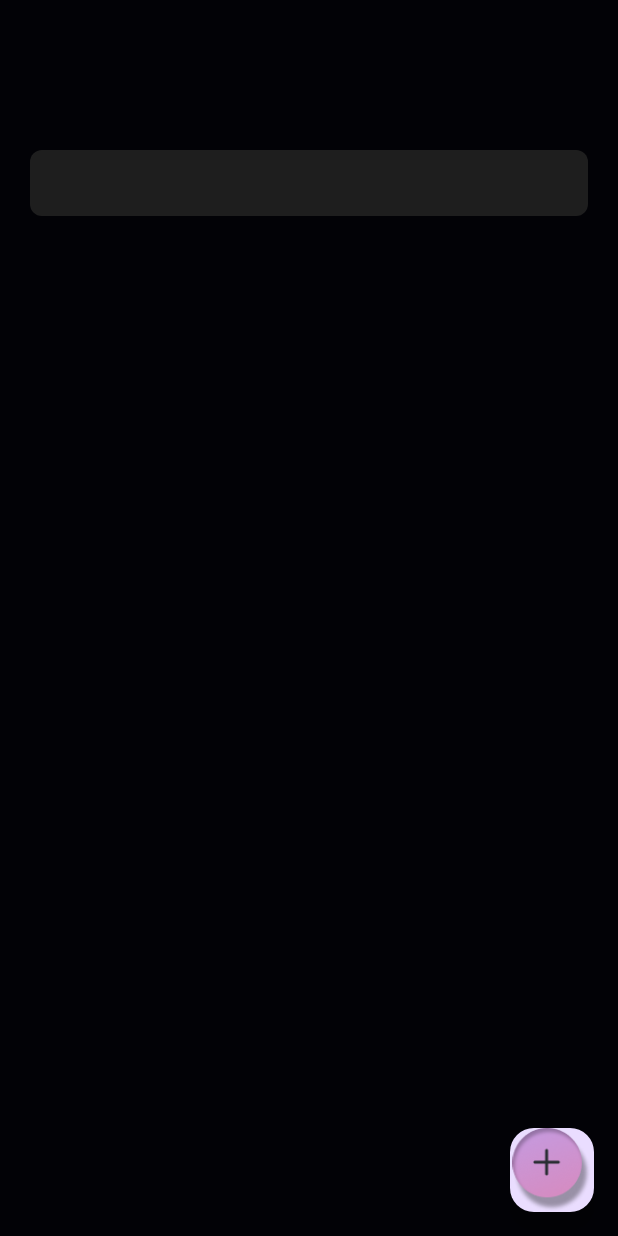
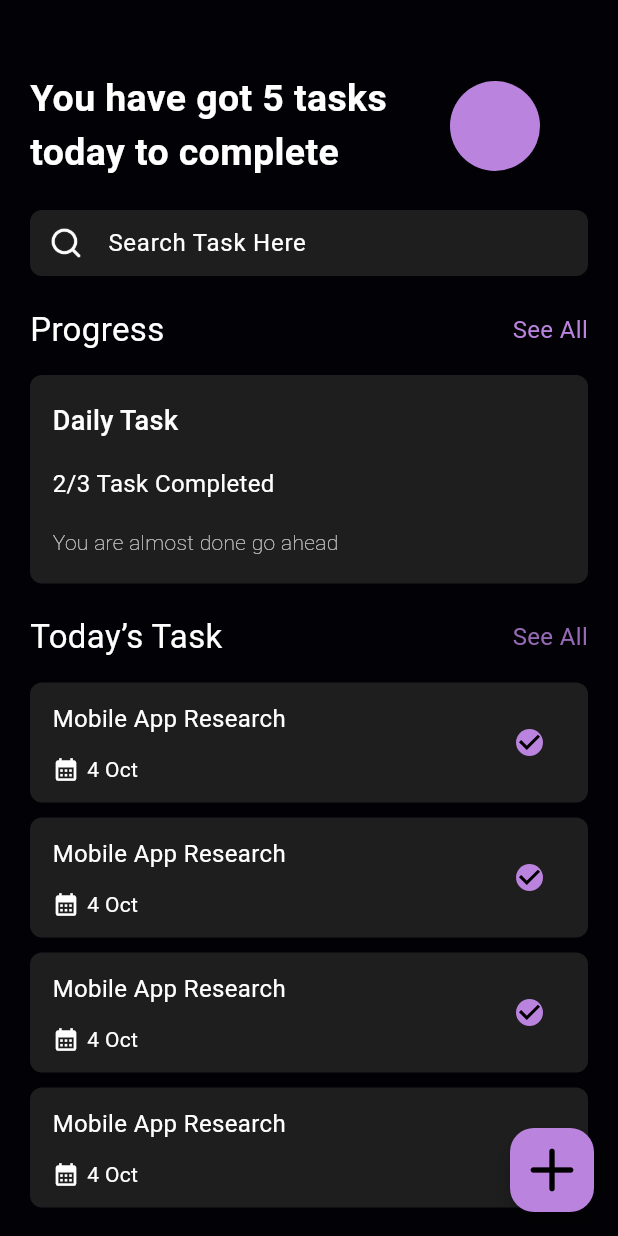
Before and after one commit to Rarewolves/task_app, a Flutter app: the screen it shows after launch, on a phone screen of 412 x 824 dp. Run offline on Flutter 3.47's test engine with Material 3 defaults, Android fonts, the phone set to English and light mode, and no system bars.

Commit message:
second commit

```diff
--- a/lib/utils/colorconstant/colorconstant.dart
+++ b/lib/utils/colorconstant/colorconstant.dart
@@ -1,4 +1,6 @@
 import 'dart:ui';
+
+import 'package:flutter/material.dart';
 
 class ColorConstant {
   static Color primaryblack = Color(0xFF000000);
--- a/lib/utils/iconconstant/iconconstant.dart
+++ b/lib/utils/iconconstant/iconconstant.dart
@@ -0,0 +1,4 @@
+class IconConstant {
+  static String search = "assets/icons/search.png";
+  static String Add = "assets/icons/plus.png";
+}
--- a/lib/utils/imageconstant/imageconstant.dart
+++ b/lib/utils/imageconstant/imageconstant.dart
@@ -1,3 +1 @@
-class ImageConstant {
-  static String buttonImage = "assets/images/round of task.png";
-}
+class ImageConstant {}
--- a/lib/utils/textconstant/textconstant.dart
+++ b/lib/utils/textconstant/textconstant.dart
@@ -5,24 +5,39 @@ class TextConstant {
   static var title = TextStyle(
       fontSize: 25,
       fontWeight: FontWeight.w600,
-      height: 20,
-      letterSpacing: -0.5,
       color: ColorConstant.primarywhite);
   static var searchtitle = TextStyle(
       fontSize: 16,
       fontWeight: FontWeight.w400,
-      height: 19.36,
       color: ColorConstant.primarywhite);
   static var heading = TextStyle(
       fontSize: 22,
       fontWeight: FontWeight.w400,
-      height: 20,
-      letterSpacing: -0.5,
       color: ColorConstant.primarywhite);
   static var smallheading = TextStyle(
+      fontSize: 16, fontWeight: FontWeight.w400, color: ColorConstant.purple);
+  static var rowheading = TextStyle(
       fontSize: 16,
       fontWeight: FontWeight.w400,
-      height: 20,
-      letterSpacing: -0.5,
-      color: ColorConstant.purple);
+      color: ColorConstant.purple.withOpacity(0.8));
+  static var titlecontainerheading = TextStyle(
+      fontSize: 16,
+      fontWeight: FontWeight.w400,
+      color: ColorConstant.primarywhite);
+  static var subtitlecontainerheading = TextStyle(
+      fontSize: 14,
+      fontWeight: FontWeight.w400,
+      color: ColorConstant.primarywhite);
+  static var progresstitlecontainerheading = TextStyle(
+      fontSize: 18,
+      fontWeight: FontWeight.w500,
+      color: ColorConstant.primarywhite);
+  static var progresssubtitlecontainerheading = TextStyle(
+      fontSize: 16,
+      fontWeight: FontWeight.w400,
+      color: ColorConstant.primarywhite);
+  static var progresssubsubtitlecontainerheading = TextStyle(
+      fontSize: 14,
+      fontWeight: FontWeight.w200,
+      color: ColorConstant.primarywhite.withOpacity(0.8));
 }
--- a/lib/view/home_screen/home_screen.dart
+++ b/lib/view/home_screen/home_screen.dart
@@ -1,7 +1,9 @@
 import 'package:flutter/material.dart';
 import 'package:task_app/utils/colorconstant/colorconstant.dart';
+import 'package:task_app/utils/iconconstant/iconconstant.dart';
 import 'package:task_app/utils/imageconstant/imageconstant.dart';
 import 'package:task_app/utils/textconstant/textconstant.dart';
+import 'package:task_app/view/home_screen/widget/card_screen.dart';
 
 class HomeScreen extends StatelessWidget {
   const HomeScreen({super.key});
@@ -10,19 +12,46 @@ class HomeScreen extends StatelessWidget {
   Widget build(BuildContext context) {
     return Scaffold(
       backgroundColor: ColorConstant.scaffoldColor,
-      appBar: AppBar(
-        toolbarHeight: 80,
-        backgroundColor: ColorConstant.scaffoldColor,
-        title: Text(
-          """You have got 5 tasks
-today to complete""",
+//       appBar: AppBar(
+//         toolbarHeight: 100,
+//         backgroundColor: ColorConstant.scaffoldColor,
+//         title: Text(
+//           """You have got 5 tasks
+// today to complete""",
+//           style: TextConstant.title,
+//         ),
+//       ),
+      body: SafeArea(
+        child: Padding(
+          padding: const EdgeInsets.only(left: 20, top: 48, right: 20),
+          child: Column(
+            children: [
+              Container(
+                width: MediaQuery.sizeOf(context).width,
+                child: Column(
+                  crossAxisAlignment: CrossAxisAlignment.start,
+                  children: [
+                    Row(
+                      children: [
+                        Expanded(
+                          flex: 4,
+                          child: Text(
+                            """You have got 5 tasks today to complete""",
                             style: TextConstant.title,
                           ),
                         ),
-      body: Padding(
-        padding: const EdgeInsets.only(left: 20, top: 20, right: 20),
-        child: Column(
-          children: [
+                        Expanded(
+                          flex: 2,
+                          child: CircleAvatar(
+                            backgroundColor: ColorConstant.purple,
+                            radius: 30,
+                          ),
+                        )
+                      ],
+                    ),
+                    SizedBox(
+                      height: 20,
+                    ),
                     Container(
                       height: 44,
                       decoration: BoxDecoration(
@@ -32,18 +61,95 @@ today to complete""",
                           decoration: InputDecoration(
                         border: InputBorder.none,
                         hintText: "Search Task Here",
-                    hintStyle: TextConstant.searchtitle),
+                        hintStyle: TextConstant.searchtitle,
+                        prefixIcon: Image.asset(
+                          IconConstant.search,
+                          scale: 10,
+                          color: ColorConstant.primarywhite,
+                        ),
+                      )),
+                    ),
+                  ],
+                ),
+              ),
+              SizedBox(
+                height: 20,
+              ),
+              Expanded(
+                flex: 8,
+                child: Container(
+                  width: MediaQuery.sizeOf(context).width,
+                  child: SingleChildScrollView(
+                    child: Column(
+                      children: [
+                        Row(
+                          mainAxisAlignment: MainAxisAlignment.spaceBetween,
+                          children: [
+                            Text(
+                              "Progress",
+                              style: TextConstant.heading,
+                            ),
+                            Text(
+                              "See All",
+                              style: TextConstant.smallheading,
+                            ),
+                          ],
+                        ),
+                        SizedBox(
+                          height: 15,
+                        ),
+                        Container(
+                          child: Padding(
+                            padding: const EdgeInsets.symmetric(horizontal: 15),
+                            child: Column(
+                              crossAxisAlignment: CrossAxisAlignment.start,
+                              mainAxisAlignment: MainAxisAlignment.spaceEvenly,
+                              children: [
+                                Text(
+                                  "Daily Task",
+                                  style: TextConstant
+                                      .progresstitlecontainerheading,
+                                ),
+                                Text(
+                                  "2/3 Task Completed",
+                                  style: TextConstant
+                                      .progresssubtitlecontainerheading,
+                                ),
+                                Text(
+                                  "You are almost done go ahead",
+                                  style: TextConstant
+                                      .progresssubsubtitlecontainerheading,
+                                ),
+                              ],
+                            ),
+                          ),
+                          height: 139,
+                          width: MediaQuery.sizeOf(context).width,
+                          decoration: BoxDecoration(
+                              color: ColorConstant.containerColor,
+                              borderRadius: BorderRadius.circular(8)),
+                        ),
+                        ListView.builder(
+                            physics: NeverScrollableScrollPhysics(),
+                            shrinkWrap: true,
+                            itemCount: 5,
+                            itemBuilder: (context, index) => CardScreen())
+                      ],
+                    ),
+                  ),
                 ),
               )
             ],
           ),
         ),
+      ),
       floatingActionButton: FloatingActionButton(
         onPressed: () {},
         child: Image.asset(
-          ImageConstant.buttonImage,
-          fit: BoxFit.cover,
+          IconConstant.Add,
+          scale: 6,
         ),
+        backgroundColor: ColorConstant.purple,
       ),
     );
   }
--- /dev/null
+++ b/lib/view/home_screen/widget/card_screen.dart
@@ -0,0 +1,92 @@
+import 'package:flutter/material.dart';
+import 'package:task_app/utils/colorconstant/colorconstant.dart';
+import 'package:task_app/utils/textconstant/textconstant.dart';
+
+class CardScreen extends StatelessWidget {
+  CardScreen({super.key});
+  bool check = true;
+  @override
+  Widget build(BuildContext context) {
+    return Column(
+      children: [
+        SizedBox(
+          height: 20,
+        ),
+        Row(
+          mainAxisAlignment: MainAxisAlignment.spaceBetween,
+          children: [
+            Text(
+              "Today’s Task",
+              style: TextConstant.heading,
+            ),
+            Text(
+              "See All",
+              style: TextConstant.rowheading,
+            ),
+          ],
+        ),
+        SizedBox(
+          height: 15,
+        ),
+        ListView.builder(
+          shrinkWrap: true,
+          physics: NeverScrollableScrollPhysics(),
+          itemCount: 4,
+          itemBuilder: (context, index) {
+            return Padding(
+              padding: EdgeInsets.only(bottom: 10),
+              child: Container(
+                child: Padding(
+                  padding: const EdgeInsets.symmetric(horizontal: 15),
+                  child: Row(
+                    mainAxisAlignment: MainAxisAlignment.spaceBetween,
+                    children: [
+                      Column(
+                        crossAxisAlignment: CrossAxisAlignment.start,
+                        mainAxisAlignment: MainAxisAlignment.spaceEvenly,
+                        children: [
+                          Text(
+                            "Mobile App Research",
+                            style: TextConstant.titlecontainerheading,
+                          ),
+                          Row(
+                            children: [
+                              Icon(
+                                Icons.calendar_month,
+                                size: 18,
+                                color: ColorConstant.primarywhite,
+                              ),
+                              SizedBox(
+                                width: 5,
+                              ),
+                              Text("4 Oct",
+                                  style: TextConstant.subtitlecontainerheading),
+                            ],
+                          ),
+                        ],
+                      ),
+                      Checkbox(
+                        activeColor: ColorConstant.purple,
+                        checkColor: ColorConstant.primaryblack,
+                        side: BorderSide(
+                          color: ColorConstant.purple,
+                        ),
+                        shape: CircleBorder(),
+                        value: check,
+                        onChanged: (value) {},
+                      )
+                    ],
+                  ),
+                ),
+                height: 80,
+                decoration: BoxDecoration(
+                    color: ColorConstant.containerColor,
+                    borderRadius: BorderRadius.circular(8)),
+              ),
+            );
+          },
+        )
+      ],
+    );
+  }
+}
```
Also changed, not shown: assets/icons/plus.png (added), assets/icons/search.png (added), assets/images/round of task.png (deleted). Lines whose indentation alone changed are shown as unchanged.
